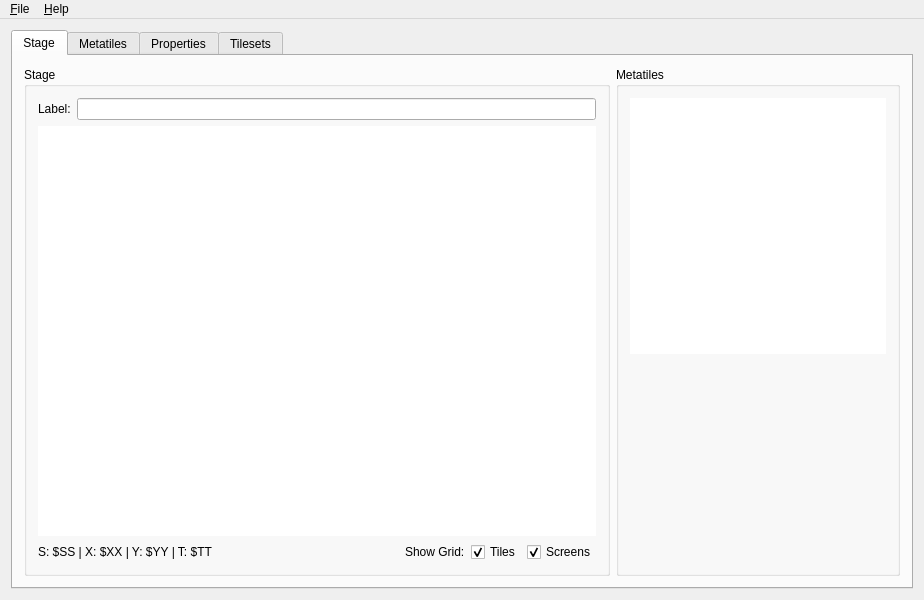
First picture: the form in nesstagetool.ui, repository BattyBovine/NES-Stage-Tool, before the edit.
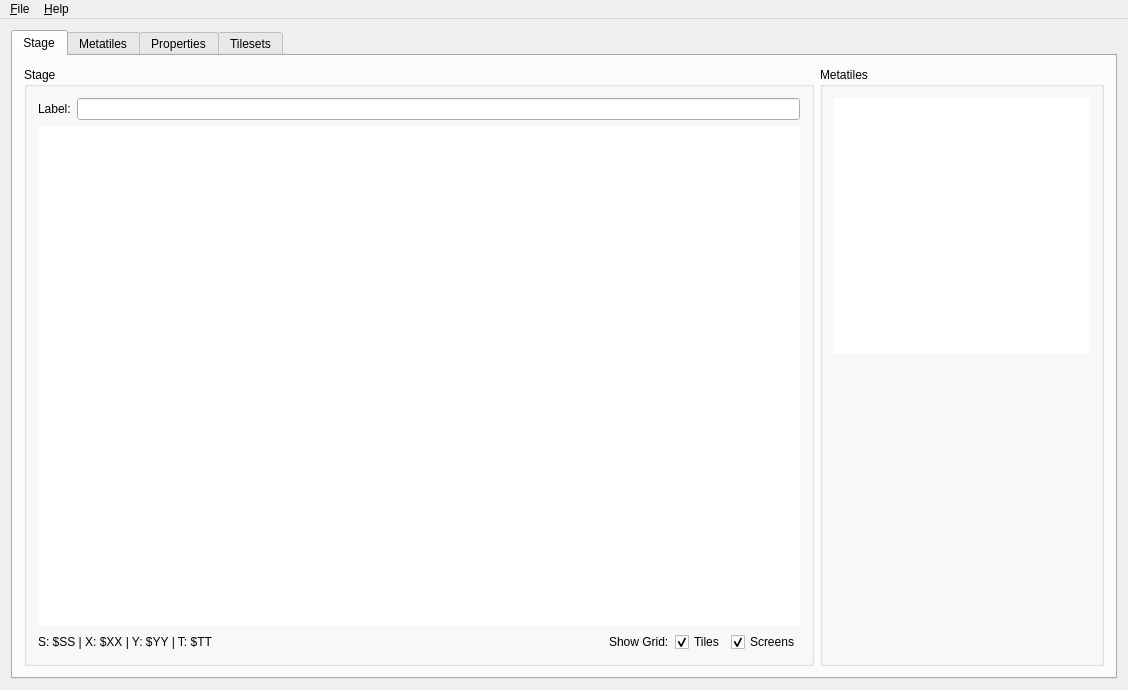
Second picture: the form after the edit. Custom widgets are drawn as their Qt base class.

Commit message: - Corrected the stage editor to use the left mouse button for selecting a screen. - Fixed a few bugs regarding metatile selector scaling. - Updated copyright dates.

Diff of the .ui file:
```diff
--- a/nesstagetool.ui
+++ b/nesstagetool.ui
@@ -6,14 +6,14 @@
    <rect>
     <x>0</x>
     <y>0</y>
-    <width>924</width>
-    <height>600</height>
+    <width>1128</width>
+    <height>690</height>
    </rect>
   </property>
   <property name="minimumSize">
    <size>
-    <width>924</width>
-    <height>600</height>
+    <width>1128</width>
+    <height>690</height>
    </size>
   </property>
   <property name="acceptDrops">
@@ -1434,7 +1434,7 @@
     <rect>
      <x>0</x>
      <y>0</y>
-     <width>924</width>
+     <width>1128</width>
      <height>21</height>
     </rect>
    </property>
```
The commit also changes 4 other files.
